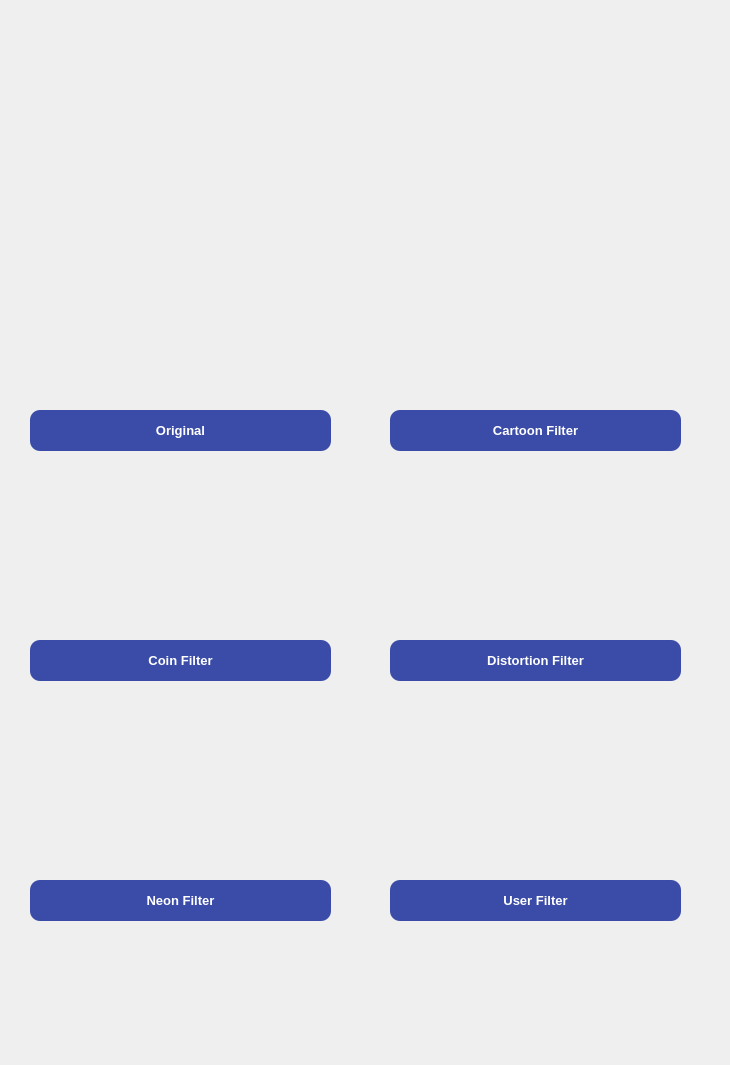
Qt form UserFilterCamera-Project/Project/AfterStart_new.ui (Eundding/UserFilterProject) before a commit.
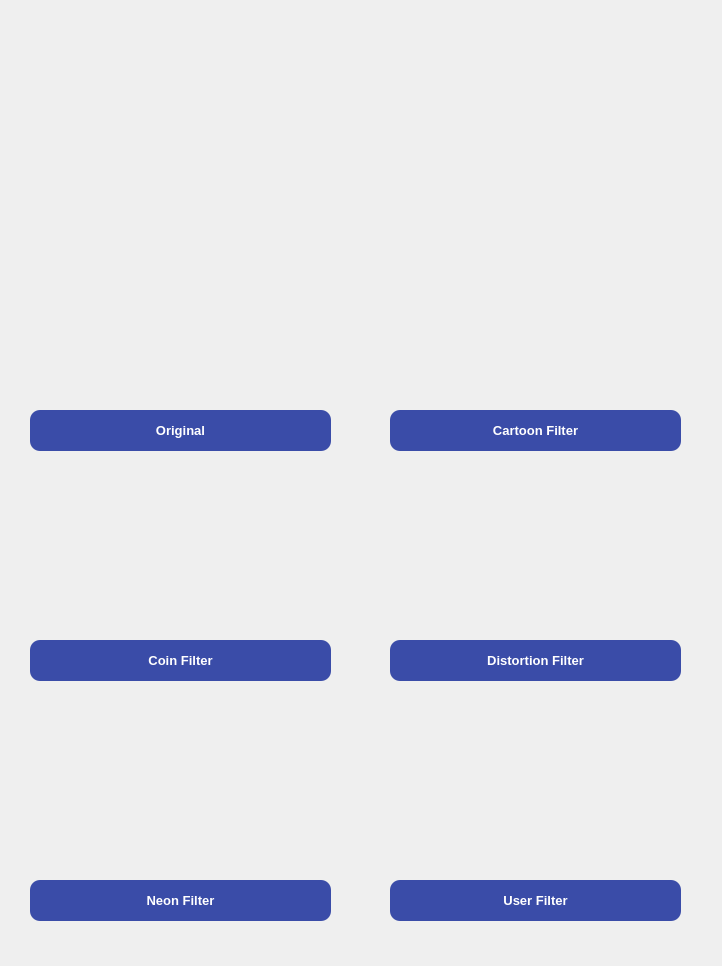
The same form after that commit.

What changed in the file:
```diff
--- a/UserFilterCamera-Project/Project/AfterStart_new.ui
+++ b/UserFilterCamera-Project/Project/AfterStart_new.ui
@@ -6,8 +6,8 @@
    <rect>
     <x>0</x>
     <y>0</y>
-    <width>730</width>
-    <height>1065</height>
+    <width>722</width>
+    <height>966</height>
    </rect>
   </property>
   <property name="windowTitle">
```
